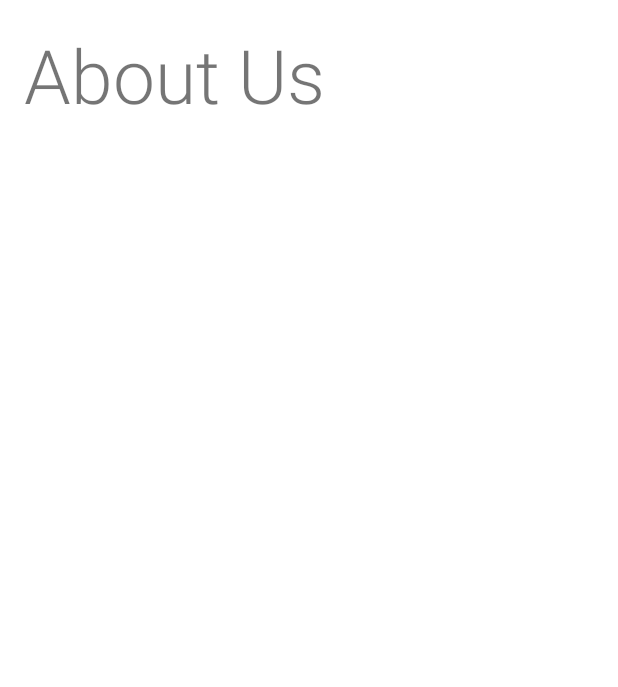
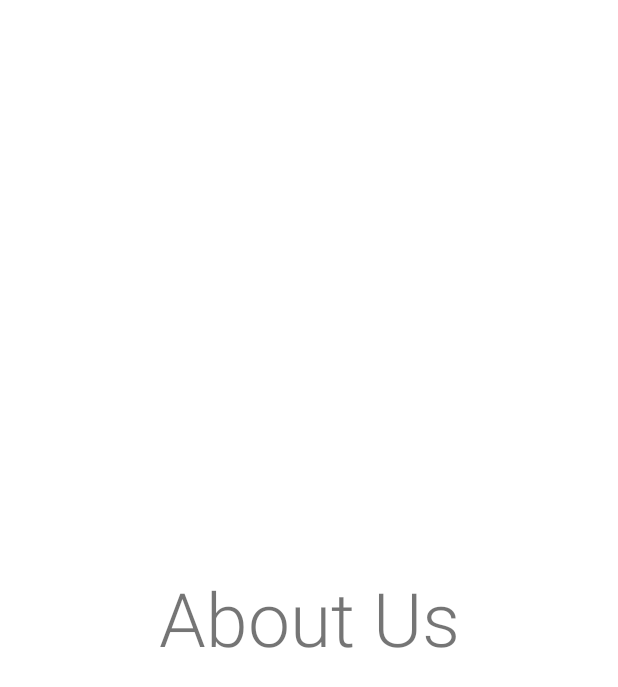
Before and after one commit to ReiiYuki/kebthung, an Android app: the fragment AboutUsFragment placed in its activity, on a phone screen of 412 x 824 dp. Shown: the top 687 px of the screen. Run offline under Robolectric (Android 15) with nearby library versions, the phone set to English and light mode, and no system bars; our stand-ins replace ButterKnife; libraries missing offline, so code that uses them is left out: at.markushi.ui, com.db.chart, me.itangqi.waveloadingview.

```diff
--- a/app/src/main/java/skesw12/kebthung/activities/MainActivity.java
+++ b/app/src/main/java/skesw12/kebthung/activities/MainActivity.java
@@ -95,4 +95,5 @@
         TextView titleText = (TextView) navigationView.getHeaderView(0).findViewById(R.id.textView);
         titleText.setText(User.getInstance().getUsername());
     }
+
 }
--- a/app/src/main/res/layout/fragment_about_us.xml
+++ b/app/src/main/res/layout/fragment_about_us.xml
@@ -1,9 +1,10 @@
-<FrameLayout xmlns:android="http://schemas.android.com/apk/res/android"
+<LinearLayout xmlns:android="http://schemas.android.com/apk/res/android"
     xmlns:tools="http://schemas.android.com/tools"
     android:layout_width="match_parent"
     android:layout_height="match_parent"
     tools:context="skesw12.kebthung.fragments.AboutUsFragment"
-    android:background="@android:color/background_light">
+    android:background="@android:color/background_light"
+    android:gravity="center">
 
     <TextView
         android:layout_width="match_parent"
@@ -11,7 +12,15 @@
         android:text="About Us"
         android:textSize="50sp"
         android:layout_margin="@dimen/fab_margin"
+        android:gravity="center"
         android:fontFamily="sans-serif-light"
         />
+    <TextView
+        android:layout_width="match_parent"
+        android:layout_height="match_parent"
+        android:gravity="center"
+        android:fontFamily="sans-serif-light"
+        android:text=""
+        />
 
-</FrameLayout>
+</LinearLayout>
--- a/app/src/main/res/layout/fragment_ask_name.xml
+++ b/app/src/main/res/layout/fragment_ask_name.xml
@@ -4,6 +4,10 @@
     android:orientation="vertical"
     android:gravity="center"
     android:background="@android:color/background_light">
+    <ImageView
+        android:layout_width="64dp"
+        android:layout_height="64dp"
+        android:src="@drawable/kebthung"/>
     <TextView
         android:layout_width="wrap_content"
         android:layout_height="wrap_content"
--- a/app/src/main/res/layout/fragment_input_passcode.xml
+++ b/app/src/main/res/layout/fragment_input_passcode.xml
@@ -4,7 +4,10 @@
     android:orientation="vertical"
     android:gravity="center"
     android:background="@android:color/background_light">
-
+    <ImageView
+        android:layout_width="64dp"
+        android:layout_height="64dp"
+        android:src="@drawable/kebthung"/>
     <LinearLayout
         android:layout_width="match_parent"
         android:layout_height="wrap_content"
```
Also changed, not shown: app/src/main/java/skesw12/kebthung/activities/LoginActivity.java (+9 -0 lines), app/src/main/res/layout/activity_login.xml (+3 -5 lines), app/src/main/res/layout/wallet_spinner.xml (added, +13 -0 lines), app/src/main/res/drawable-hdpi/kebthung.9.png (added), app/src/main/res/drawable-mdpi/kebthung.9.png (added), app/src/main/res/drawable-xhdpi/kebthung.9.png (added), app/src/main/res/drawable-xxhdpi/kebthung.9.png (added), app/src/main/res/drawable-xxxhdpi/kebthung.9.png (added), app/src/main/res/drawable/kebthung.png (added), app/src/main/res/drawable/kebthung_playstore.png (added), app/src/main/res/mipmap-hdpi/ic_launcher.png, app/src/main/res/mipmap-mdpi/ic_launcher.png, app/src/main/res/mipmap-xhdpi/ic_launcher.png, app/src/main/res/mipmap-xxhdpi/ic_launcher.png, 1 more files.
